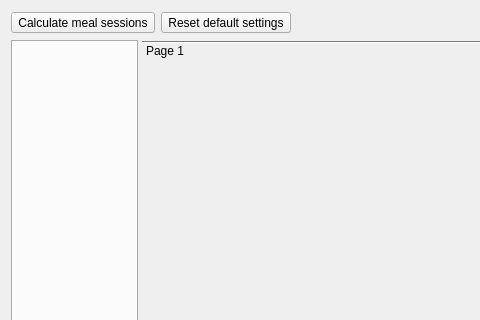
TSE-Systems/tse-analytics, file tse_analytics/modules/phenomaster/meal_details/views/meal_details_dialog.ui: the form before one commit; both pictures show x 0 to 480 and y 0 to 320 of the 1020 by 854 pixel window.
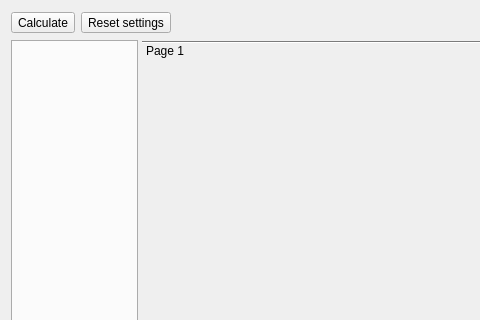
The form after the commit. Icons and pictures are not drawn.

```diff
--- a/tse_analytics/modules/phenomaster/meal_details/views/meal_details_dialog.ui
+++ b/tse_analytics/modules/phenomaster/meal_details/views/meal_details_dialog.ui
@@ -19,14 +19,14 @@
      <item>
       <widget class="QToolButton" name="toolButtonCalculate">
        <property name="text">
-        <string>Calculate meal sessions</string>
+        <string>Calculate</string>
        </property>
       </widget>
      </item>
      <item>
       <widget class="QToolButton" name="toolButtonResetSettings">
        <property name="text">
-        <string>Reset default settings</string>
+        <string>Reset settings</string>
        </property>
       </widget>
      </item>
```
Left out of the diff: 4 changed lines with no effect on the pictures.
